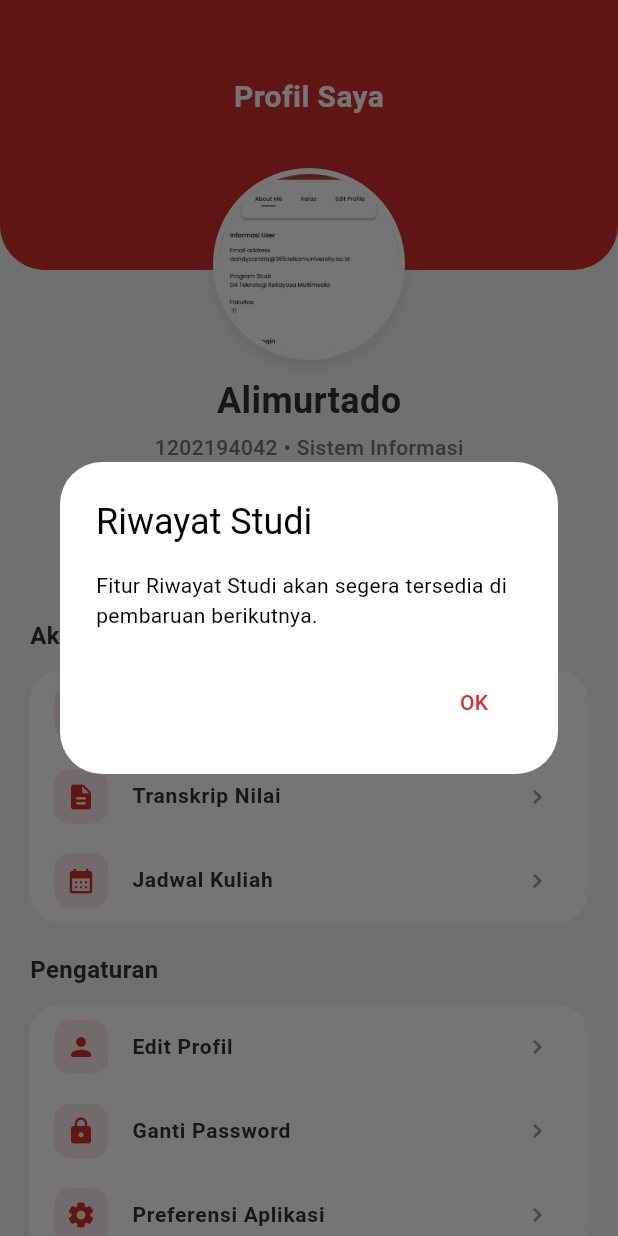
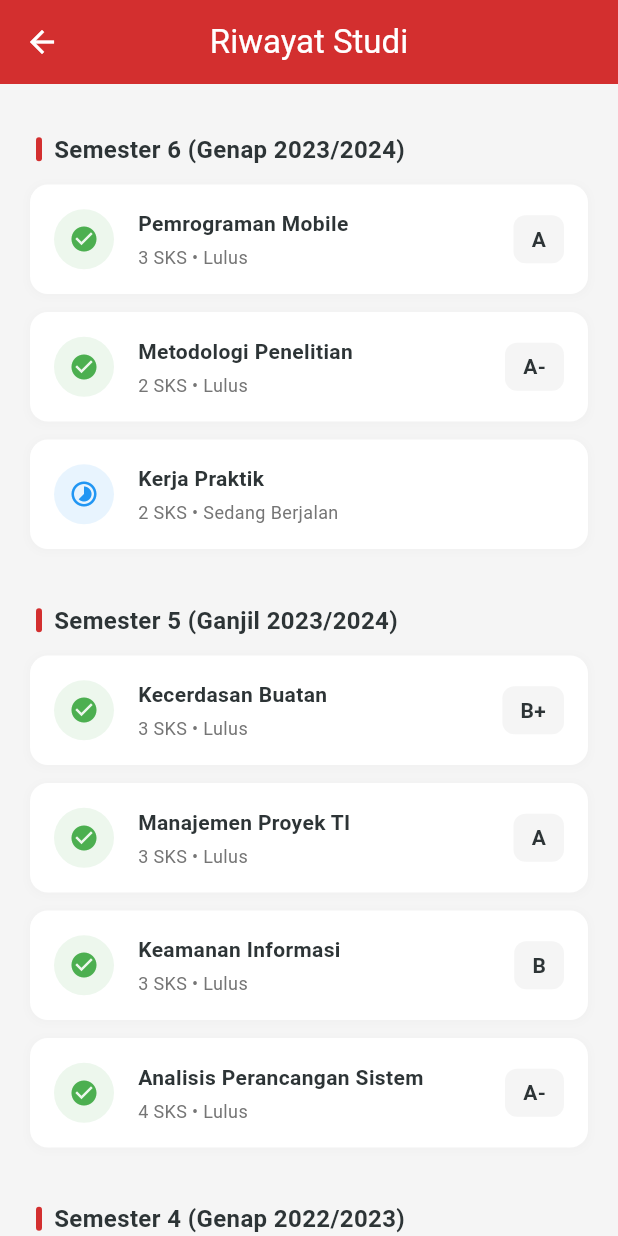
Before and after one commit to mohalimurtado/eduflow, a Flutter app: the ProfileScreen screen opened directly, after a tap on "Riwayat Studi", on a phone screen of 412 x 824 dp. Run offline on Flutter 3.47's test engine with Material 3 defaults, Android fonts, the phone set to English and light mode, and no system bars.

Commit message:
Feat: Add History Study Screen with chronological course view

```diff
--- /dev/null
+++ b/lib/screens/profile/history_study_screen.dart
@@ -0,0 +1,173 @@
+import 'package:flutter/material.dart';
+import '../../theme/app_colors.dart';
+
+class HistoryStudyScreen extends StatelessWidget {
+  const HistoryStudyScreen({super.key});
+
+  @override
+  Widget build(BuildContext context) {
+    // Mock data: Chronological order (newest first)
+    final historyData = [
+      {
+        'semester': 'Semester 6 (Genap 2023/2024)',
+        'courses': [
+          {'name': 'Pemrograman Mobile', 'sks': 3, 'status': 'Lulus', 'grade': 'A'},
+          {'name': 'Metodologi Penelitian', 'sks': 2, 'status': 'Lulus', 'grade': 'A-'},
+          {'name': 'Kerja Praktik', 'sks': 2, 'status': 'Sedang Berjalan', 'grade': '-'},
+        ]
+      },
+      {
+        'semester': 'Semester 5 (Ganjil 2023/2024)',
+        'courses': [
+          {'name': 'Kecerdasan Buatan', 'sks': 3, 'status': 'Lulus', 'grade': 'B+'},
+          {'name': 'Manajemen Proyek TI', 'sks': 3, 'status': 'Lulus', 'grade': 'A'},
+          {'name': 'Keamanan Informasi', 'sks': 3, 'status': 'Lulus', 'grade': 'B'},
+          {'name': 'Analisis Perancangan Sistem', 'sks': 4, 'status': 'Lulus', 'grade': 'A-'},
+        ]
+      },
+      {
+        'semester': 'Semester 4 (Genap 2022/2023)',
+        'courses': [
+          {'name': 'Basis Data Lanjut', 'sks': 3, 'status': 'Lulus', 'grade': 'A'},
+          {'name': 'Statistika Probabilitas', 'sks': 3, 'status': 'Lulus', 'grade': 'B'},
+          {'name': 'Sistem Operasi', 'sks': 3, 'status': 'Lulus', 'grade': 'B+'},
+        ]
+      },
+    ];
+
+    return Scaffold(
+      backgroundColor: const Color(0xFFF5F5F5),
+      appBar: AppBar(
+        title: const Text('Riwayat Studi'),
+        backgroundColor: AppColors.primary,
+        foregroundColor: Colors.white,
+        elevation: 0,
+      ),
+      body: ListView.builder(
+        padding: const EdgeInsets.all(20),
+        itemCount: historyData.length,
+        itemBuilder: (context, index) {
+          final semesterData = historyData[index];
+          return _buildSemesterGroup(semesterData);
+        },
+      ),
+    );
+  }
+
+  Widget _buildSemesterGroup(Map<String, dynamic> data) {
+    return Column(
+      crossAxisAlignment: CrossAxisAlignment.start,
+      children: [
+        Padding(
+          padding: const EdgeInsets.symmetric(vertical: 12, horizontal: 4),
+          child: Row(
+            children: [
+              Container(
+                width: 4,
+                height: 16,
+                decoration: BoxDecoration(
+                  color: AppColors.primary,
+                  borderRadius: BorderRadius.circular(2),
+                ),
+              ),
+              const SizedBox(width: 8),
+              Text(
+                data['semester'],
+                style: const TextStyle(
+                  fontSize: 16,
+                  fontWeight: FontWeight.bold,
+                  color: Color(0xFF2D3436),
+                ),
+              ),
+            ],
+          ),
+        ),
+        ...(data['courses'] as List<dynamic>).map((course) => _buildCourseItem(course)),
+        const SizedBox(height: 12),
+      ],
+    );
+  }
+
+  Widget _buildCourseItem(Map<String, dynamic> course) {
+    final bool isPassed = course['status'] == 'Lulus';
+    final bool isOngoing = course['status'] == 'Sedang Berjalan';
+
+    return Container(
+      margin: const EdgeInsets.only(bottom: 12),
+      padding: const EdgeInsets.all(16),
+      decoration: BoxDecoration(
+        color: Colors.white,
+        borderRadius: BorderRadius.circular(12),
+        boxShadow: [
+          BoxShadow(
+            color: Colors.grey.withOpacity(0.05),
+            spreadRadius: 1,
+            blurRadius: 4,
+            offset: const Offset(0, 1),
+          ),
+        ],
+      ),
+      child: Row(
+        children: [
+          // Icon Status
+          Container(
+            padding: const EdgeInsets.all(10),
+            decoration: BoxDecoration(
+              color: isPassed
+                  ? Colors.green.withOpacity(0.1)
+                  : (isOngoing ? Colors.blue.withOpacity(0.1) : Colors.red.withOpacity(0.1)),
+              shape: BoxShape.circle,
+            ),
+            child: Icon(
+              isPassed ? Icons.check_circle : (isOngoing ? Icons.timelapse : Icons.cancel),
+              color: isPassed ? Colors.green : (isOngoing ? Colors.blue : Colors.red),
+              size: 20,
+            ),
+          ),
+          const SizedBox(width: 16),
+          // Info
+          Expanded(
+            child: Column(
+              crossAxisAlignment: CrossAxisAlignment.start,
+              children: [
+                Text(
+                  course['name'],
+                  style: const TextStyle(
+                    fontWeight: FontWeight.bold,
+                    fontSize: 14,
+                    color: Color(0xFF2D3436),
+                  ),
+                ),
+                const SizedBox(height: 4),
+                Text(
+                  '${course['sks']} SKS • ${course['status']}',
+                  style: TextStyle(
+                    fontSize: 12,
+                    color: Colors.grey[600],
+                  ),
+                ),
+              ],
+            ),
+          ),
+          // Grade
+          if (course['grade'] != '-')
+            Container(
+              padding: const EdgeInsets.symmetric(horizontal: 12, vertical: 6),
+              decoration: BoxDecoration(
+                color: Colors.grey[100],
+                borderRadius: BorderRadius.circular(8),
+              ),
+              child: Text(
+                course['grade'],
+                style: const TextStyle(
+                  fontWeight: FontWeight.bold,
+                  fontSize: 14,
+                  color: Color(0xFF2D3436),
+                ),
+              ),
+            ),
+        ],
+      ),
+    );
+  }
+}
--- a/lib/screens/profile/profile_screen.dart
+++ b/lib/screens/profile/profile_screen.dart
@@ -4,6 +4,7 @@ import '../login_screen.dart';
 import 'edit_profile_screen.dart';
 import 'student_schedule_screen.dart';
 import 'academic_transcript_screen.dart';
+import 'history_study_screen.dart';
 
 class ProfileScreen extends StatelessWidget {
   const ProfileScreen({super.key});
@@ -115,7 +116,10 @@ class ProfileScreen extends StatelessWidget {
                       _buildMenuItem(
                         Icons.school_rounded,
                         'Riwayat Studi',
-                        () => _showFeatureDialog(context, 'Riwayat Studi') // Placeholder for now
+                        () => Navigator.push(
+                          context,
+                          MaterialPageRoute(builder: (context) => const HistoryStudyScreen()),
+                        ),
                       ),
                       _buildMenuItem(
                         Icons.description_rounded,
```
